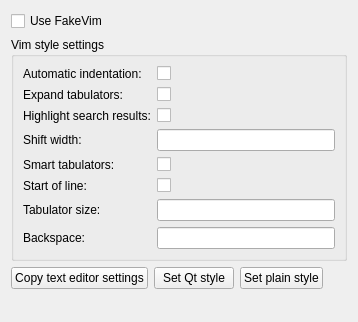
Old version of the form src/plugins/fakevim/fakevimoptions.ui in the repository qt-creator/qt-creator.
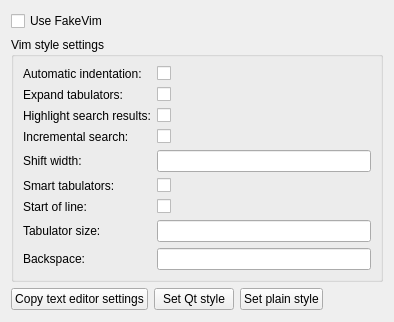
New version of the form.

Commit message:
fakevim: let the "IncSearch" option toggle between using the Creator core Find dialog and the "old" minibuffer based search.
A hot fix for the recent regression that 'n' and 'N' do not work and
the positioning of the cursor after the search is wrong.

```diff
--- a/src/plugins/fakevim/fakevimoptions.ui
+++ b/src/plugins/fakevim/fakevimoptions.ui
@@ -6,7 +6,7 @@
    <rect>
     <x>0</x>
     <y>0</y>
-    <width>358</width>
+    <width>394</width>
     <height>322</height>
    </rect>
   </property>
@@ -55,45 +55,45 @@
         </property>
        </widget>
       </item>
-      <item row="4" column="0">
+      <item row="5" column="0">
        <widget class="QLabel" name="labelShiftWidth">
         <property name="text">
          <string>Shift width:</string>
         </property>
        </widget>
       </item>
-      <item row="4" column="1">
+      <item row="5" column="1">
        <widget class="QLineEdit" name="lineEditShiftWidth"/>
       </item>
-      <item row="5" column="0">
+      <item row="6" column="0">
        <widget class="QLabel" name="labelSmartTab">
         <property name="text">
          <string>Smart tabulators:</string>
         </property>
        </widget>
       </item>
-      <item row="5" column="1">
+      <item row="6" column="1">
        <widget class="QCheckBox" name="checkBoxSmartTab">
         <property name="text">
          <string/>
         </property>
        </widget>
       </item>
-      <item row="6" column="0">
+      <item row="7" column="0">
        <widget class="QLabel" name="labelStartOfLine">
         <property name="text">
          <string>Start of line:</string>
         </property>
        </widget>
       </item>
-      <item row="6" column="1">
+      <item row="7" column="1">
        <widget class="QCheckBox" name="checkBoxStartOfLine">
         <property name="text">
          <string/>
         </property>
        </widget>
       </item>
-      <item row="7" column="0">
+      <item row="8" column="0">
        <widget class="QLabel" name="label_2">
         <property name="toolTip">
          <string>vim's &quot;tabstop&quot; option</string>
@@ -103,17 +103,17 @@
         </property>
        </widget>
       </item>
-      <item row="7" column="1">
+      <item row="8" column="1">
        <widget class="QLineEdit" name="lineEditTabStop"/>
       </item>
-      <item row="8" column="0">
+      <item row="9" column="0">
        <widget class="QLabel" name="labelBackspace">
         <property name="text">
          <string>Backspace:</string>
         </property>
        </widget>
       </item>
-      <item row="8" column="1">
+      <item row="9" column="1">
        <widget class="QLineEdit" name="lineEditBackspace"/>
       </item>
       <item row="0" column="1">
@@ -133,6 +133,20 @@
         </property>
        </widget>
       </item>
+      <item row="4" column="0">
+       <widget class="QLabel" name="labelIncSearch">
+        <property name="text">
+         <string>Incremental search:</string>
+        </property>
+       </widget>
+      </item>
+      <item row="4" column="1">
+       <widget class="QCheckBox" name="checkBoxIncSearch">
+        <property name="text">
+         <string/>
+        </property>
+       </widget>
+      </item>
      </layout>
     </widget>
    </item>
```
The commit also changes 4 other files.
